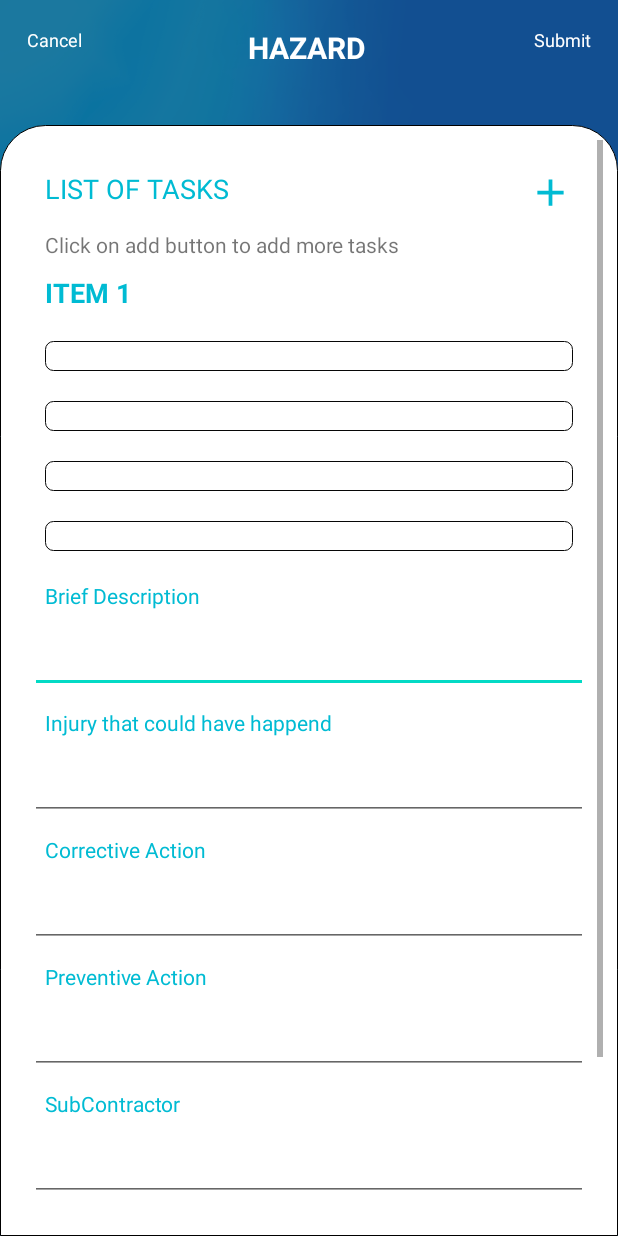
After one commit to jagadishmekala/Safety_spinner, an Android app: the HazardCreationActivity2 screen opened directly, with no data from a screen before it, on a phone screen of 412 x 824 dp. The commit adds this screen. Run offline under Robolectric (Android 15) with nearby library versions, the phone set to English and light mode, and no system bars; pictures from the network do not load.

Commit message:
Initial commit

```diff
--- a/app/src/main/java/com/example/voltasassignment/DataAPi.java
+++ b/app/src/main/java/com/example/voltasassignment/DataAPi.java
@@ -42,4 +42,7 @@ public interface DataAPi {
             @Header("Authorization") String Response,
             @Path("searchKey")String searchKey);
 
+    @GET("safetyapi/api/LookUp/GetByEntityName/Observation")
+    Call<EntityObservationResponse>getEntitynames(@Header("Authorization")String Response,@Path("entityName")String entityName);
+
 }
--- /dev/null
+++ b/app/src/main/java/com/example/voltasassignment/HazardCreationActivity2.java
@@ -0,0 +1,149 @@
+package com.example.voltasassignment;
+
+import androidx.appcompat.app.AppCompatActivity;
+import androidx.core.content.ContextCompat;
+import android.content.Context;
+import android.content.Intent;
+import android.content.SharedPreferences;
+import android.net.Uri;
+import android.os.Build;
+import android.os.Bundle;
+import android.view.View;
+import android.widget.AdapterView;
+import android.widget.ArrayAdapter;
+import android.widget.ImageView;
+import android.widget.Spinner;
+import android.widget.TextView;
+
+import com.example.voltasassignment.retrofitinterface.RetrofitConnect;
+
+import java.util.ArrayList;
+import java.util.List;
+
+import retrofit2.Call;
+import retrofit2.Callback;
+import retrofit2.Response;
+
+public class HazardCreationActivity2 extends AppCompatActivity {
+    ArrayAdapter verticalAdapter;
+    ArrayList<String> verticalList;
+    TextView uploaddatas,cancel_txt_back;
+    ImageView uploaddatashow;
+
+    String verticalId;
+    List<EntityObservationResult> EntityNamesArrayList;
+    Spinner spin_vertical_create, spin_hazardtype_create, spin_risktype_create, spin_category_create;
+    int SELECT_PICTURE = 200;
+    @Override
+    protected void onCreate(Bundle savedInstanceState) {
+        super.onCreate(savedInstanceState);
+        setContentView(R.layout.activity_hazard_creation2);
+        getSupportActionBar().hide();
+        if (Build.VERSION.SDK_INT >= Build.VERSION_CODES.LOLLIPOP) {
+            getWindow().setStatusBarColor(ContextCompat.getColor(HazardCreationActivity2.this, R.color.DashBoardTextColor));
+        }
+        cancel_txt_back = findViewById(R.id.cancel_txt_back);
+        spin_vertical_create = findViewById(R.id.spin_vertical_create);
+        spin_hazardtype_create = findViewById(R.id.spin_hazardtype_create);
+        spin_risktype_create = findViewById(R.id.spin_risktype_create);
+        spin_category_create = findViewById(R.id.spin_category_create);
+        uploaddatas =findViewById(R.id.uploaddatas);
+        uploaddatashow = findViewById(R.id.uploaddatashow);
+        uploaddatas.setOnClickListener(new View.OnClickListener() {
+            @Override
+            public void onClick(View v) {
+                uploadpicker();
+            }
+        });
+        cancel_txt_back.setOnClickListener(new View.OnClickListener() {
+            @Override
+            public void onClick(View v) {
+                startActivity(new Intent(HazardCreationActivity2.this,HazardCreationActivity.class));
+            }
+        });
+        spin_vertical_create.setOnItemSelectedListener(new AdapterView.OnItemSelectedListener() {
+            @Override
+            public void onItemSelected(AdapterView<?> parent, View view, int position, long id) {
+                verticalcreate();
+
+            }
+
+            @Override
+            public void onNothingSelected(AdapterView<?> parent) {
+                verticalcreate();
+
+            }
+        });
+
+    }
+    void uploadpicker() {
+        Intent i = new Intent();
+        i.setType("image/*");
+        i.setAction(Intent.ACTION_GET_CONTENT);
+        startActivityForResult(Intent.createChooser(i, "Select Picture"), SELECT_PICTURE);
+    }
+    public void onActivityResult(int requestCode, int resultCode, Intent data) {
+        super.onActivityResult(requestCode, resultCode, data);
+
+        if (resultCode == RESULT_OK) {
+
+            // compare the resultCode with the
+            // SELECT_PICTURE constant
+            if (requestCode == SELECT_PICTURE) {
+                // Get the url of the image from data
+                Uri selectedImageUri = data.getData();
+                if (null != selectedImageUri) {
+                    // update the preview image in the layout
+                    uploaddatashow.setImageURI(selectedImageUri);
+                }
+            }
+        }
+    }
+
+
+
+    public void verticalcreate(){
+        SharedPreferences sharedPreferences = getSharedPreferences("My Prefs", Context.MODE_PRIVATE);
+        RetrofitConnect retrofitConnect = new RetrofitConnect();
+        String token = sharedPreferences.getString("token","");
+        DataAPi dataAPi= retrofitConnect.getLink().create(DataAPi.class);
+        Call<EntityObservationResponse>call = dataAPi.getEntitynames("Bearer" + token,null);
+        call.enqueue(new Callback<EntityObservationResponse>() {
+            @Override
+            public void onResponse(Call<EntityObservationResponse> call, Response<EntityObservationResponse> response) {
+//                if(response.isSuccessful()){
+//                    if(response.body().getResult()!=null){
+//                        EntityObservationResponse  entityObservationResponse=response.body();
+//                        if(entityObservationResponse.getSuccess()){
+//                            EntityNamesArrayList = new ArrayList<>();
+//                            EntityNamesArrayList.addAll(response.body().getResult());
+//                            verticalAdapter = new ArrayAdapter<>(HazardCreationActivity2.this,android.R.layout.simple_list_item_1,EntityNamesArrayList);
+//                    verticalAdapter.setDropDownViewResource(android.R.layout.simple_list_item_1);
+//                    spin_vertical_create.setAdapter(verticalAdapter);
+////
+//                        }
+//                    }
+//                }
+
+
+                verticalList.add("Select Vertical*");
+
+                if(response.isSuccessful()){
+                    for(int i=0; i < response.body().getResult().size();i++){
+                        verticalList.add(response.body().getResult().get(i).getEntityName());
+                    }
+                    verticalAdapter = new ArrayAdapter<>(HazardCreationActivity2.this,android.R.layout.simple_list_item_1,verticalList);
+                    verticalAdapter.setDropDownViewResource(android.R.layout.simple_list_item_1);
+                    spin_vertical_create.setAdapter(verticalAdapter);
+
+                }
+            }
+            @Override
+            public void onFailure(Call<EntityObservationResponse> call, Throwable t) {
+
+            }
+        });
+    }
+
+
+}
--- /dev/null
+++ b/app/src/main/res/drawable/baseline_add_24.xml
@@ -0,0 +1,5 @@
+<vector android:autoMirrored="true" android:height="30dp"
+    android:tint="@color/DashBoardTextColor" android:viewportHeight="24"
+    android:viewportWidth="24" android:width="30dp" xmlns:android="http://schemas.android.com/apk/res/android">
+    <path android:fillColor="@android:color/white" android:pathData="M19,13h-6v6h-2v-6H5v-2h6V5h2v6h6v2z"/>
+</vector>
--- a/app/src/main/res/layout/activity_hazard_creation.xml
+++ b/app/src/main/res/layout/activity_hazard_creation.xml
@@ -106,7 +106,6 @@
                 android:id="@+id/spin_zone_create"
                 android:layout_margin="10dp"
                 android:padding="@dimen/margin10dp"
-
                 android:background="@drawable/spinner_border_rect"
                 android:layout_height="wrap_content"/>
             <TextView
--- /dev/null
+++ b/app/src/main/res/layout/activity_hazard_creation2.xml
@@ -0,0 +1,208 @@
+<?xml version="1.0" encoding="utf-8"?>
+<LinearLayout xmlns:android="http://schemas.android.com/apk/res/android"
+    xmlns:app="http://schemas.android.com/apk/res-auto"
+    xmlns:tools="http://schemas.android.com/tools"
+    android:layout_width="match_parent"
+    android:layout_height="match_parent"
+    android:orientation="vertical"
+    android:background="@mipmap/splash_bg"
+    tools:context=".HazardCreationActivity2">
+    <TableLayout xmlns:android="http://schemas.android.com/apk/res/android"
+        android:id="@+id/simpleTableLayout"
+        android:layout_width="match_parent"
+        android:layout_height="wrap_content"
+        android:stretchColumns="*">
+        <TableRow
+
+            android:id="@+id/firstRow"
+            android:layout_width="fill_parent"
+            android:layout_height="wrap_content">
+
+            <TextView
+                android:id="@+id/cancel_txt_back"
+                android:layout_width="wrap_content"
+                android:layout_height="wrap_content"
+                android:padding="18dip"
+                android:text="Cancel"
+                android:textColor="@color/white"
+                android:layout_gravity="left"
+                android:textSize="12dp" />
+
+            <TextView
+
+                android:id="@+id/Mainheading"
+                android:layout_width="wrap_content"
+                android:layout_height="wrap_content"
+                android:padding="18dip"
+                android:text="HAZARD"
+                android:layout_gravity="center_horizontal"
+                android:textColor="@color/white"
+                android:textStyle="bold"
+                android:textSize="20dp" />
+            <TextView
+                android:id="@+id/txt_Submit_create"
+                android:layout_width="wrap_content"
+                android:layout_height="wrap_content"
+                android:textColor="@color/white"
+                android:padding="18dip"
+                android:layout_gravity="right"
+                android:text="Submit"
+                android:textSize="12dp" />
+
+        </TableRow>
+    </TableLayout>
+    <ScrollView
+        android:layout_width="match_parent"
+        android:layout_height="match_parent"
+        android:layout_marginTop="@dimen/margin20dp"
+        android:padding="@dimen/margin10dp"
+        android:background="@drawable/listviewclickone">
+        <LinearLayout
+            android:layout_width="match_parent"
+            android:layout_height="wrap_content"
+            android:layout_margin="@dimen/margin10dp"
+            android:orientation="vertical">
+            <LinearLayout
+                android:layout_width="match_parent"
+                android:layout_height="wrap_content"
+                android:layout_margin="@dimen/margin10dp"
+                android:orientation="horizontal">
+                <TextView
+                    android:layout_width="match_parent"
+                    android:layout_height="wrap_content"
+                    android:layout_gravity="left"
+                    android:textColor="@color/DashBoardTextColor"
+                    android:textSize="18dp"
+                    android:layout_weight="1.0"
+                    android:text="LIST OF TASKS"/>
+                <TextView
+                    android:layout_width="wrap_content"
+                    android:layout_height="wrap_content"
+                    android:layout_gravity="right"
+                    android:background="@drawable/baseline_add_24"/>
+            </LinearLayout>
+            <TextView
+                android:layout_width="wrap_content"
+                android:layout_height="wrap_content"
+                android:layout_marginLeft="@dimen/margin10dp"
+                android:text="Click on add button to add more tasks"/>
+            <TextView
+                android:layout_width="wrap_content"
+                android:layout_height="wrap_content"
+                android:textStyle="bold"
+                android:textColor="@color/DashBoardTextColor"
+                android:textSize="18sp"
+                android:layout_margin="@dimen/margin10dp"
+                android:text="ITEM 1"/>
+            <Spinner
+                android:layout_width="match_parent"
+                android:id="@+id/spin_vertical_create"
+                android:layout_margin="10dp"
+                android:padding="@dimen/margin10dp"
+                android:background="@drawable/spinner_border_rect"
+                android:layout_height="wrap_content"/>
+            <Spinner
+                android:layout_width="match_parent"
+                android:id="@+id/spin_hazardtype_create"
+                android:layout_margin="10dp"
+                android:padding="@dimen/margin10dp"
+                android:background="@drawable/spinner_border_rect"
+                android:layout_height="wrap_content"/>
+            <Spinner
+                android:layout_width="match_parent"
+                android:id="@+id/spin_risktype_create"
+                android:layout_margin="10dp"
+                android:padding="@dimen/margin10dp"
+                android:background="@drawable/spinner_border_rect"
+                android:layout_height="wrap_content"/>
+            <Spinner
+                android:layout_width="match_parent"
+                android:id="@+id/spin_category_create"
+                android:layout_margin="10dp"
+                android:padding="@dimen/margin10dp"
+                android:background="@drawable/spinner_border_rect"
+                android:layout_height="wrap_content"/>
+            <TextView
+                android:layout_width="wrap_content"
+                android:layout_height="wrap_content"
+                android:layout_margin="@dimen/margin10dp"
+                android:textColor="@color/DashBoardTextColor"
+                android:text="Brief Description"/>
+            <EditText
+                android:layout_width="match_parent"
+                android:layout_height="wrap_content"/>
+            <TextView
+                android:layout_width="wrap_content"
+                android:layout_height="wrap_content"
+                android:layout_margin="@dimen/margin10dp"
+                android:textColor="@color/DashBoardTextColor"
+                android:text="Injury that could have happend"/>
+            <EditText
+                android:layout_width="match_parent"
+                android:layout_height="wrap_content"/>
+            <TextView
+                android:layout_width="wrap_content"
+                android:layout_height="wrap_content"
+                android:layout_margin="@dimen/margin10dp"
+                android:textColor="@color/DashBoardTextColor"
+                android:text="Corrective Action"/>
+            <EditText
+                android:layout_width="match_parent"
+                android:layout_height="wrap_content"/>
+            <TextView
+                android:layout_width="wrap_content"
+                android:layout_height="wrap_content"
+                android:layout_margin="@dimen/margin10dp"
+                android:textColor="@color/DashBoardTextColor"
+                android:text="Preventive Action"/>
+            <EditText
+                android:layout_width="match_parent"
+                android:layout_height="wrap_content"/>
+            <TextView
+                android:layout_width="wrap_content"
+                android:layout_height="wrap_content"
+                android:layout_margin="@dimen/margin10dp"
+                android:textColor="@color/DashBoardTextColor"
+                android:text="SubContractor"/>
+            <EditText
+                android:layout_width="match_parent"
+                android:layout_height="wrap_content"/>
+            <LinearLayout
+                android:layout_width="match_parent"
+                android:layout_height="wrap_content"
+                android:layout_margin="@dimen/margin10dp"
+                android:orientation="horizontal">
+                <TextView
+                    android:layout_width="wrap_content"
+                    android:layout_height="wrap_content"
+                    android:text="Add Photos/Videos/Documents"
+                    android:layout_weight="1.2"
+                    android:drawableRight="@drawable/baseline_add_24"
+                    android:textSize="@dimen/margin20dp"
+                    android:textStyle="bold"
+                    android:textColor="@color/DashBoardTextColor"/>
+<!--                <TextView-->
+<!--                    android:layout_width="30dp"-->
+<!--                    android:layout_height="30dp"-->
+<!--                    android:background="@drawable/baseline_add_24"/>-->
+
+            </LinearLayout>
+            <TextView
+                android:id="@+id/uploaddatas"
+                android:layout_width="wrap_content"
+                android:layout_height="wrap_content"
+                android:layout_margin="@dimen/margin10dp"
+                android:text="File Size must not exceed than 3MB \n only .pdf,.zip,.gif,.png,.jpg,.jpeg files are accepted"/>
+                <ImageView
+            android:layout_width="wrap_content"
+            android:layout_height="wrap_content"
+            android:id="@+id/uploaddatashow"/>
+            <View
+                android:layout_width="match_parent"
+                android:layout_height="50dp"/>
+
+        </LinearLayout>
+
+    </ScrollView>
+
+</LinearLayout>
```
Also changed, not shown: app/src/main/AndroidManifest.xml (+8 -4 lines), app/src/main/java/com/example/voltasassignment/EntityObservationResponse.java (added, +57 -0 lines), app/src/main/java/com/example/voltasassignment/EntityObservationResult.java (added, +54 -0 lines), app/src/main/java/com/example/voltasassignment/HazardCreationActivity.java (+53 -12 lines).
